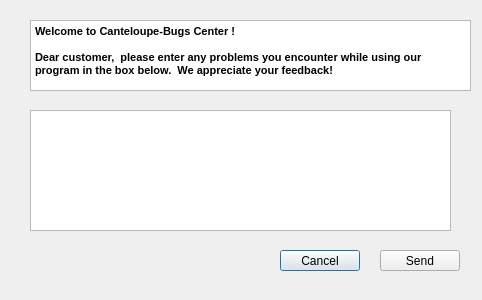
Qt form src/bug_report.ui (dnewell/AcuitySTAR-Dashboard) before a commit.
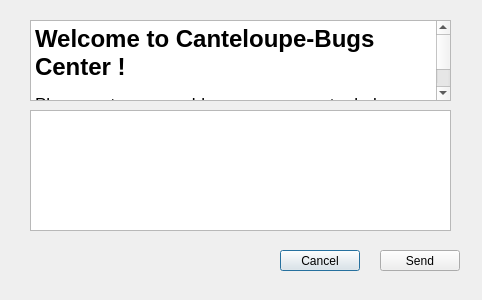
The same form after that commit.

Commit message: Updated help UI and descriptions

The edit to the form file:
```diff
--- a/src/bug_report.ui
+++ b/src/bug_report.ui
@@ -54,18 +54,18 @@
     <rect>
      <x>30</x>
      <y>20</y>
-     <width>441</width>
-     <height>71</height>
+     <width>421</width>
+     <height>81</height>
     </rect>
    </property>
    <property name="html">
     <string>&lt;!DOCTYPE HTML PUBLIC &quot;-//W3C//DTD HTML 4.0//EN&quot; &quot;http://www.w3.org/TR/REC-html40/strict.dtd&quot;&gt;
 &lt;html&gt;&lt;head&gt;&lt;meta name=&quot;qrichtext&quot; content=&quot;1&quot; /&gt;&lt;style type=&quot;text/css&quot;&gt;
 p, li { white-space: pre-wrap; }
-&lt;/style&gt;&lt;/head&gt;&lt;body style=&quot; font-family:'MS Shell Dlg 2'; font-size:8.25pt; font-weight:400; font-style:normal;&quot;&gt;
-&lt;p style=&quot; margin-top:0px; margin-bottom:0px; margin-left:0px; margin-right:0px; -qt-block-indent:0; text-indent:0px;&quot;&gt;&lt;span style=&quot; font-weight:600;&quot;&gt;Welcome to Canteloupe-Bugs Center !&lt;/span&gt;&lt;/p&gt;
-&lt;p style=&quot;-qt-paragraph-type:empty; margin-top:0px; margin-bottom:0px; margin-left:0px; margin-right:0px; -qt-block-indent:0; text-indent:0px; font-weight:600;&quot;&gt;&lt;br /&gt;&lt;/p&gt;
-&lt;p style=&quot; margin-top:0px; margin-bottom:0px; margin-left:0px; margin-right:0px; -qt-block-indent:0; text-indent:0px;&quot;&gt;&lt;span style=&quot; font-weight:600;&quot;&gt;Dear customer,  please enter any problems you encounter while using our program in the box below.  We appreciate your feedback!&lt;/span&gt;&lt;/p&gt;&lt;/body&gt;&lt;/html&gt;</string>
+&lt;/style&gt;&lt;/head&gt;&lt;body style=&quot; font-family:'.SF NS Text'; font-size:13pt; font-weight:400; font-style:normal;&quot;&gt;
+&lt;p style=&quot; margin-top:0px; margin-bottom:0px; margin-left:0px; margin-right:0px; -qt-block-indent:0; text-indent:0px;&quot;&gt;&lt;span style=&quot; font-family:'MS Shell Dlg 2'; font-size:18pt; font-weight:600;&quot;&gt;Welcome to Canteloupe-Bugs Center !&lt;/span&gt;&lt;/p&gt;
+&lt;p style=&quot;-qt-paragraph-type:empty; margin-top:0px; margin-bottom:0px; margin-left:0px; margin-right:0px; -qt-block-indent:0; text-indent:0px; font-family:'MS Shell Dlg 2'; font-size:8.25pt; font-weight:600;&quot;&gt;&lt;br /&gt;&lt;/p&gt;
+&lt;p style=&quot; margin-top:0px; margin-bottom:0px; margin-left:0px; margin-right:0px; -qt-block-indent:0; text-indent:0px;&quot;&gt;&lt;span style=&quot; font-family:'MS Shell Dlg 2';&quot;&gt;Please enter any problems you encounter below.  We appreciate your feedback!&lt;/span&gt;&lt;/p&gt;&lt;/body&gt;&lt;/html&gt;</string>
    </property>
   </widget>
  </widget>
```
Left out of the diff: 5 changed lines with no effect on the pictures. The commit also changes 5 other files.
